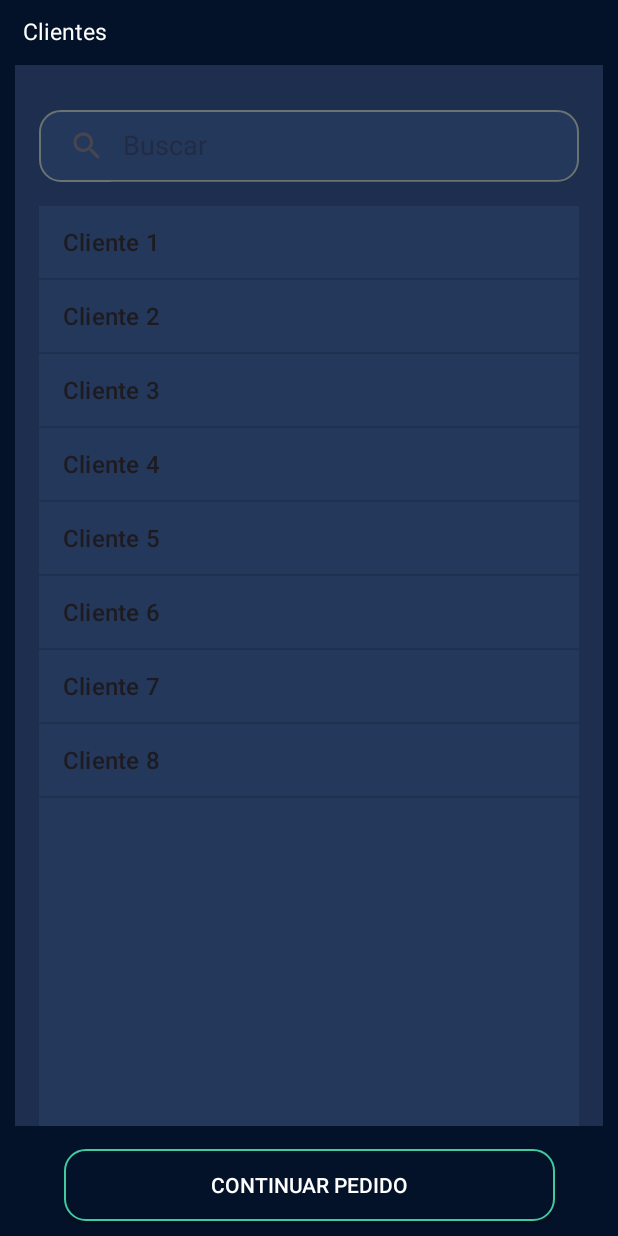
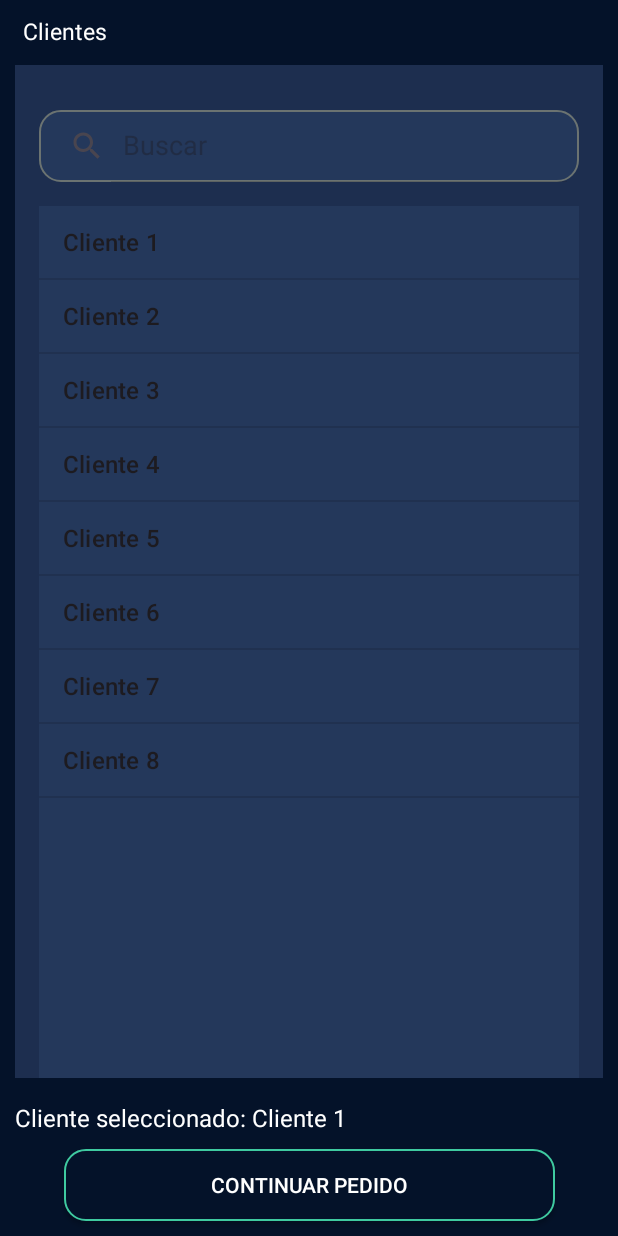
Before and after one commit to Martin-Ball/Preventapp, an Android app: the ClientSelectionActivity screen opened directly, with no data from a screen before it, after a tap on "Cliente 1", on a phone screen of 412 x 824 dp. Run offline under Robolectric (Android 15) with nearby library versions, the phone set to English and light mode, and no system bars.

Commit message:
client selected

```diff
--- a/app/src/main/java/com/martin/preventapp/view/fragments/create/ClientSelectionActivity.kt
+++ b/app/src/main/java/com/martin/preventapp/view/fragments/create/ClientSelectionActivity.kt
@@ -52,6 +52,7 @@ class ClientSelectionActivity : AppCompatActivity() {
 
         binding.clientList.onItemClickListener = AdapterView.OnItemClickListener { parent, view, position, id ->
             clientSelected = clientsAdapter.getItem(position).toString()
+            binding.tvClient.text = "Cliente seleccionado: $clientSelected"
         }
 
         binding.nextStepClient.setOnClickListener {
--- a/app/src/main/res/layout/activity_client_selection.xml
+++ b/app/src/main/res/layout/activity_client_selection.xml
@@ -30,7 +30,7 @@
                 app:layout_constraintEnd_toEndOf="parent"
                 app:layout_constraintStart_toStartOf="parent"
                 app:layout_constraintTop_toBottomOf="@id/tv_title"
-                app:layout_constraintBottom_toTopOf="@id/next_step_client">
+                app:layout_constraintBottom_toTopOf="@id/tv_client">
 
                 <SearchView
                     android:id="@+id/searchView"
@@ -57,6 +57,17 @@
 
             </LinearLayout>
 
+    <TextView
+        android:id="@+id/tv_client"
+        android:layout_width="match_parent"
+        android:layout_height="wrap_content"
+        android:text="Cliente seleccionado: "
+        android:textColor="@color/white"
+        android:textSize="16dp"
+        app:layout_constraintBottom_toTopOf="@id/next_step_client"
+        android:paddingBottom="10dp"
+        android:paddingStart="10dp"/>
+
 
     <androidx.appcompat.widget.AppCompatButton
         android:id="@+id/next_step_client"
```
